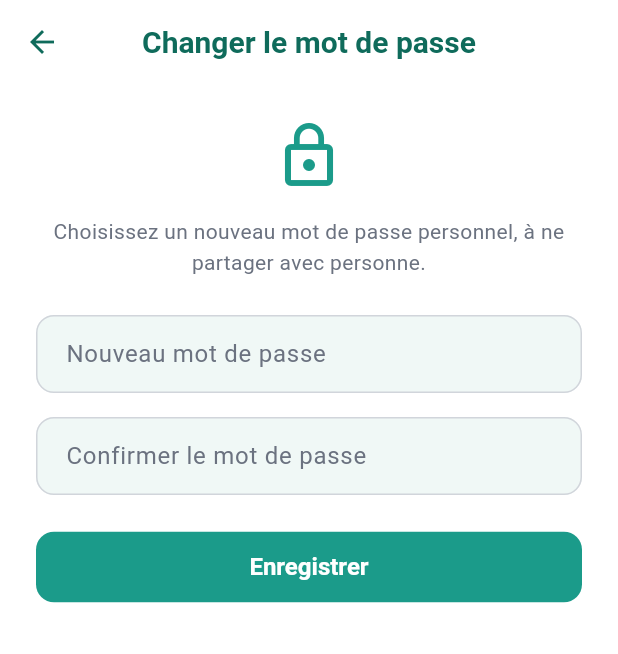
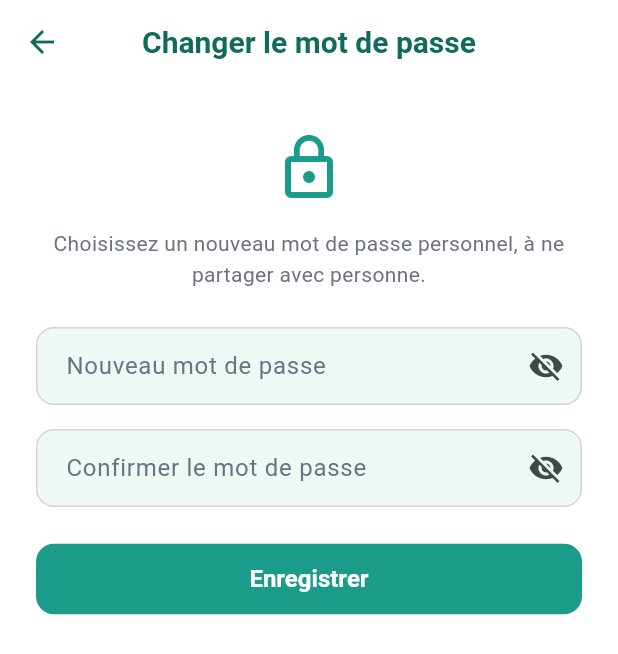
Before and after one commit to zidaboureima-dot/clm_ocass_v3, a Flutter app: the ChangePasswordScreen screen opened directly, on a phone screen of 412 x 824 dp. Shown: the top 654 px of the screen. Run offline on Flutter 3.47's test engine with Material 3 defaults, Android fonts, the light colour scheme and no system bars; our stand-ins replace audioplayers, image_picker, shared_preferences, supabase_flutter; missing offline and left inert: record; accounts and stored records are empty.

Commit message:
ux(mot de passe): affichage optionnel du mot de passe + fix overflow
- Bouton oeil (afficher/masquer) sur les champs mot de passe des ecrans
  login et changement de mot de passe
- ChangePasswordScreen enveloppe dans SingleChildScrollView (fin de
  l'overflow clavier)

Vuln n4 validee de bout en bout : email reset recu (domaine Resend verifie),
forcage post-login teste, ergonomie de saisie amelioree.

```diff
--- a/lib/screens/change_password_screen.dart
+++ b/lib/screens/change_password_screen.dart
@@ -21,6 +21,8 @@ class _ChangePasswordScreenState extends State<ChangePasswordScreen> {
   final _confirmationController = TextEditingController();
   bool _envoiEnCours = false;
   String? _erreur;
+  bool _masquerNouveau = true;
+  bool _masquerConfirmation = true;
 
   @override
   void dispose() {
@@ -83,13 +85,14 @@ class _ChangePasswordScreenState extends State<ChangePasswordScreen> {
           title: const Text('Changer le mot de passe'),
           automaticallyImplyLeading: !widget.force,
         ),
-        body: Padding(
+        body: SingleChildScrollView(
           padding: const EdgeInsets.all(24),
           child: Form(
             key: _formKey,
             child: Column(
               crossAxisAlignment: CrossAxisAlignment.stretch,
               children: [
+                const SizedBox(height: 8),
                 const Icon(Icons.lock_outline, size: 48, color: AppColors.vertPrimaire),
                 const SizedBox(height: 16),
                 const Text(
@@ -100,15 +103,27 @@ class _ChangePasswordScreenState extends State<ChangePasswordScreen> {
                 const SizedBox(height: 24),
                 TextFormField(
                   controller: _nouveauController,
-                  obscureText: true,
-                  decoration: const InputDecoration(labelText: 'Nouveau mot de passe'),
+                  obscureText: _masquerNouveau,
+                  decoration: InputDecoration(
+                    labelText: 'Nouveau mot de passe',
+                    suffixIcon: IconButton(
+                      icon: Icon(_masquerNouveau ? Icons.visibility_off : Icons.visibility),
+                      onPressed: () => setState(() => _masquerNouveau = !_masquerNouveau),
+                    ),
+                  ),
                   validator: (v) => (v == null || v.length < 6) ? 'Six caractères minimum' : null,
                 ),
                 const SizedBox(height: 16),
                 TextFormField(
                   controller: _confirmationController,
-                  obscureText: true,
-                  decoration: const InputDecoration(labelText: 'Confirmer le mot de passe'),
+                  obscureText: _masquerConfirmation,
+                  decoration: InputDecoration(
+                    labelText: 'Confirmer le mot de passe',
+                    suffixIcon: IconButton(
+                      icon: Icon(_masquerConfirmation ? Icons.visibility_off : Icons.visibility),
+                      onPressed: () => setState(() => _masquerConfirmation = !_masquerConfirmation),
+                    ),
+                  ),
                   validator: (v) => (v != _nouveauController.text) ? 'Les mots de passe ne correspondent pas' : null,
                 ),
                 if (_erreur != null) ...[
```
Also changed, not shown: lib/screens/login_screen.dart (+9 -2 lines).
